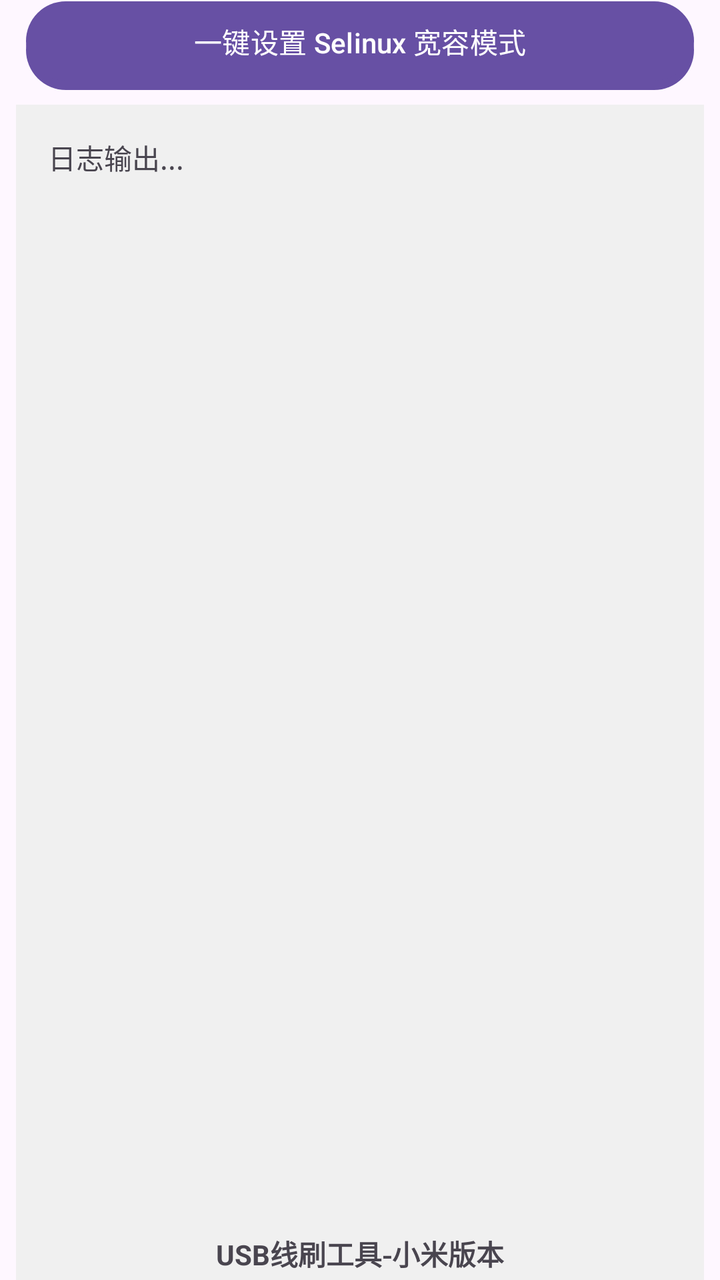
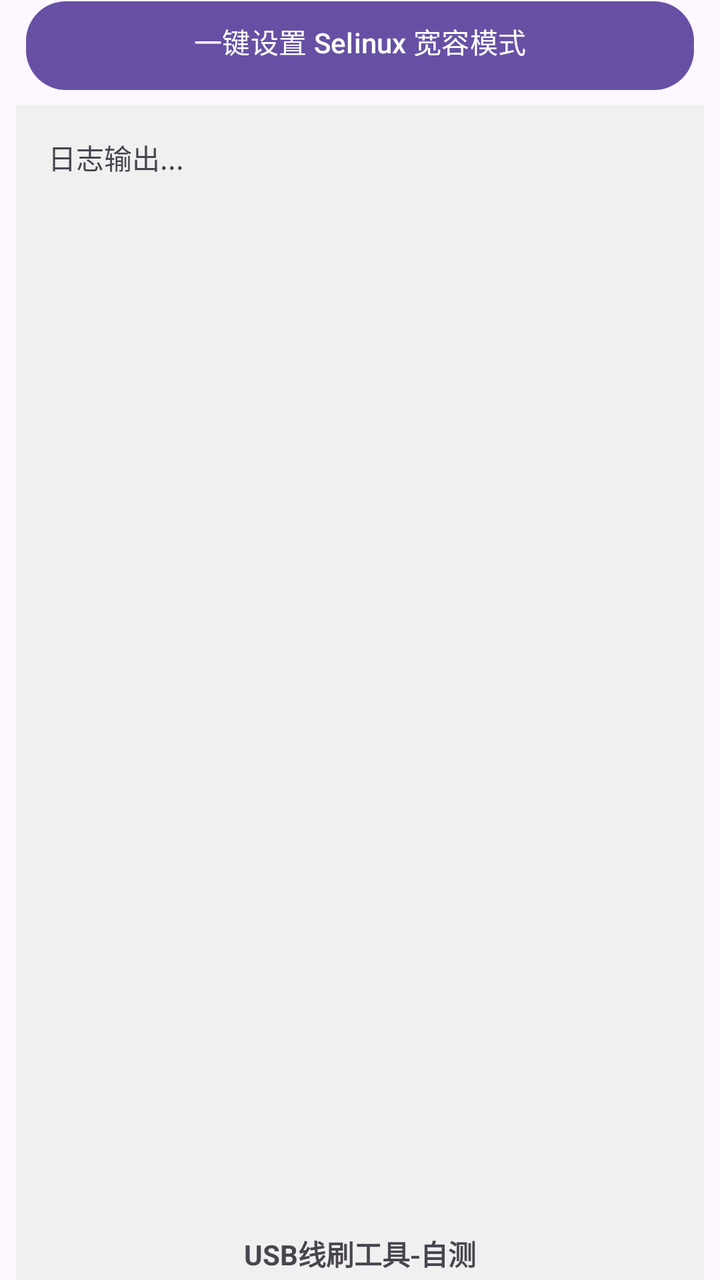

Before-and-after screenshots of an Android layout around one commit, followed by the original layout XML and the change that was made.
<!-- AndroidManifest.xml: application theme AppTheme -->
<!-- res/layout/app_main_activity.xml -->
<?xml version="1.0" encoding="utf-8"?>
<androidx.constraintlayout.widget.ConstraintLayout 
    xmlns:android="http://schemas.android.com/apk/res/android"
    xmlns:app="http://schemas.android.com/apk/res-auto"
    xmlns:tools="http://schemas.android.com/tools"
    android:layout_width="match_parent"
    android:layout_height="wrap_content"
    android:orientation="vertical"
    tools:context=".MainActivity">

    <Button
        android:id="@+id/btnConnect"
        android:layout_width="match_parent"
        android:layout_height="wrap_content"
        android:text="扫描并申请权限"
        android:layout_marginTop="1dp"
        android:layout_marginEnd="13dp"
        android:layout_marginStart="13dp"
        app:layout_constraintTop_toTopOf="parent"
        app:layout_constraintEnd_toEndOf="parent"
        app:layout_constraintStart_toStartOf="parent" />

    <EditText
        android:id="@+id/etCommand"
        android:layout_width="match_parent"
        android:layout_height="wrap_content"
        android:hint="输入 adb 命令 / fastboot 命令"
        android:layout_marginEnd="13dp"
        android:layout_marginStart="13dp"
        app:layout_constraintTop_toBottomOf="@+id/btnConnect"
        app:layout_constraintBottom_toTopOf="@+id/btnSend"
        app:layout_constraintEnd_toEndOf="parent"
        app:layout_constraintStart_toStartOf="parent" />

    <Button
        android:id="@+id/btnSend"
        android:layout_width="match_parent"
        android:layout_height="wrap_content"
        android:text="发送命令"
        android:layout_marginEnd="13dp"
        android:layout_marginStart="13dp"
        app:layout_constraintTop_toBottomOf="@+id/etCommand"
        app:layout_constraintBottom_toTopOf="@+id/fbSelinux"
        app:layout_constraintEnd_toEndOf="parent"
        app:layout_constraintStart_toStartOf="parent" />
        
    <Button
        android:id="@+id/fbSelinux"
        android:layout_width="match_parent"
        android:layout_height="wrap_content"
        android:text="一键设置 Selinux 宽容模式"
        android:layout_marginEnd="13dp"
        android:layout_marginStart="13dp"
        app:layout_constraintTop_toBottomOf="@+id/btnSend"
        app:layout_constraintBottom_toTopOf="@+id/scrollView"
        app:layout_constraintStart_toStartOf="parent"
        app:layout_constraintEnd_toEndOf="parent" />

    <androidx.core.widget.NestedScrollView
        android:layout_width="match_parent"
        android:layout_height="700dp"
        android:layout_margin="8dp"
        android:layout_marginEnd="13dp"
        android:layout_marginStart="13dp"
        android:background="#F0F0F0"
        android:padding="8dp"
        android:id="@+id/scrollView"
        app:layout_constraintTop_toBottomOf="@+id/fbSelinux"
        app:layout_constraintBottom_toTopOf="@+id/bakck"
        app:layout_constraintLeft_toLeftOf="parent"
        app:layout_constraintRight_toRightOf="parent" >

        <TextView
            android:id="@+id/tvLog"
            android:layout_width="match_parent"
            android:layout_height="wrap_content"
            android:padding="8dp"
            android:fontFamily="monospace"
            android:textIsSelectable="true"
            android:text="日志输出... \n" />
    </androidx.core.widget.NestedScrollView>
    
    <TextView
        android:id="@+id/bakck"
        android:layout_width="match_parent"
        android:layout_height="wrap_content"
        android:text="USB线刷工具-小米版本"
        android:textStyle="bold"
        android:gravity="center"
        android:layout_marginBottom="3dp"
        app:layout_constraintEnd_toEndOf="parent"
        app:layout_constraintStart_toStartOf="parent"
        app:layout_constraintBottom_toBottomOf="parent" />
</androidx.constraintlayout.widget.ConstraintLayout>
<!-- resources referenced by this layout -->
<resources>
  <style name="AppTheme" parent="Base.AppTheme" />
  <style name="Base.AppTheme" parent="Theme.Material3.DayNight.NoActionBar">
    </style>
</resources>

<!-- the commit's change to res/layout/app_main_activity.xml (unified diff, before → after) -->
@@ -84,7 +84,7 @@
         android:id="@+id/bakck"
         android:layout_width="match_parent"
         android:layout_height="wrap_content"
-        android:text="USB线刷工具-小米版本"
+        android:text="USB线刷工具-自测"
         android:textStyle="bold"
         android:gravity="center"
         android:layout_marginBottom="3dp"
